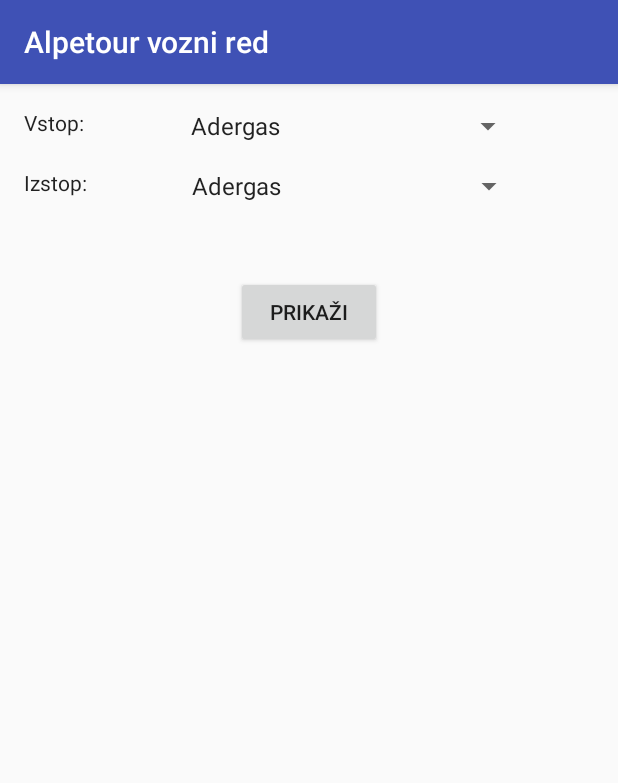
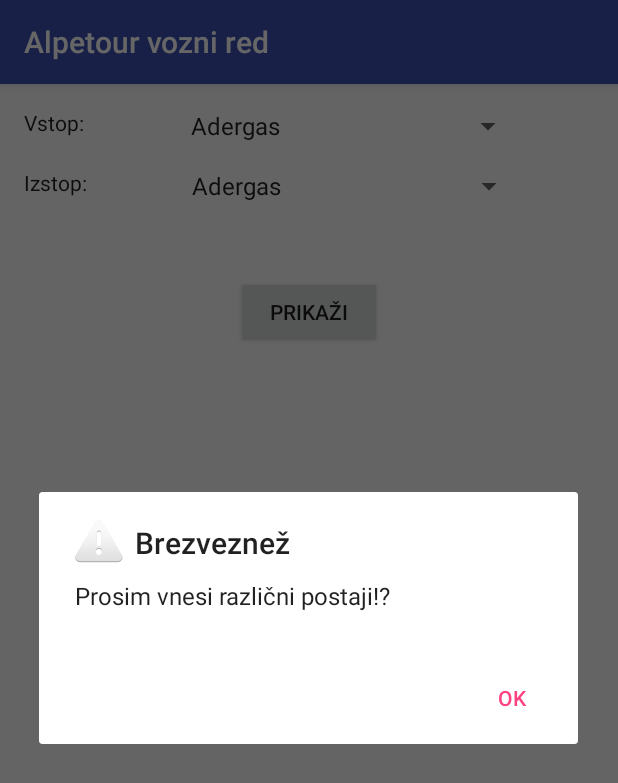
Before and after one commit to LGaljo/Vozni-red, an Android app: the screen it shows after launch (MainActivity), after a tap on "PRIKAŽI", on a phone screen of 412 x 824 dp. Shown: the top 783 px of the screen. Run offline under Robolectric (Android 15) with nearby library versions, the phone set to English and light mode, and no system bars; our stand-ins replace Volley.

Commit message:
Funkcionalnost: Lahko dobim POST zahtevo

```diff
--- a/app/src/main/AndroidManifest.xml
+++ b/app/src/main/AndroidManifest.xml
@@ -1,6 +1,8 @@
 <?xml version="1.0" encoding="utf-8"?>
 <manifest xmlns:android="http://schemas.android.com/apk/res/android"
     package="com.lukag.atvoznired">
+
+    <uses-permission android:name="android.permission.INTERNET" />
 
     <application
         android:allowBackup="true"
--- a/app/src/main/java/com/lukag/atvoznired/MainActivity.java
+++ b/app/src/main/java/com/lukag/atvoznired/MainActivity.java
@@ -1,20 +1,29 @@
 package com.lukag.atvoznired;
 
+import android.app.AlertDialog;
+import android.content.DialogInterface;
 import android.content.Intent;
 import android.support.v7.app.AppCompatActivity;
 import android.os.Bundle;
 import android.util.Log;
 import android.view.View;
 import android.widget.ArrayAdapter;
+import android.widget.Button;
 import android.widget.Spinner;
-import android.widget.TextView;
-
 import com.android.volley.Request;
 import com.android.volley.RequestQueue;
 import com.android.volley.Response;
 import com.android.volley.VolleyError;
 import com.android.volley.toolbox.StringRequest;
 import com.android.volley.toolbox.Volley;
+
+import org.json.JSONArray;
+import org.json.JSONException;
+import org.json.JSONObject;
+
+import java.io.IOException;
+import java.io.InputStream;
+import java.util.ArrayList;
 import java.util.HashMap;
 import java.util.Map;
 
@@ -25,20 +34,71 @@ public class MainActivity extends AppCompatActivity {
         super.onCreate(savedInstanceState);
         setContentView(R.layout.activity_main);
 
+        //prvi spinner
         Spinner spinner_vstop = (Spinner) findViewById(R.id.vstop_spin);
         ArrayAdapter<CharSequence> adapter_vstop = ArrayAdapter.createFromResource(this,
                 R.array.vstopne_postaje, android.R.layout.simple_spinner_item);
         adapter_vstop.setDropDownViewResource(android.R.layout.simple_spinner_dropdown_item);
         spinner_vstop.setAdapter(adapter_vstop);
 
+        //drugi spinner
         Spinner spinner_izstop = (Spinner) findViewById(R.id.izstop_spin);
         ArrayAdapter<CharSequence> adapter_izstop = ArrayAdapter.createFromResource(this,
                 R.array.izstopne_postaje, android.R.layout.simple_spinner_item);
         adapter_izstop.setDropDownViewResource(android.R.layout.simple_spinner_dropdown_item);
         spinner_izstop.setAdapter(adapter_izstop);
+
+        final Button button = (Button) findViewById(R.id.button);
+        button.setOnClickListener(new View.OnClickListener() {
+            public void onClick(View v) {
+                //dobim spinnerja
+                Spinner spinner_vstop = (Spinner) findViewById(R.id.vstop_spin);
+                Spinner spinner_izstop = (Spinner) findViewById(R.id.izstop_spin);
+
+                Log.d("Preverba", "Preverjam ali gumb deluje"); //to deluje
+
+                //primerjam podatke v spinnerju z JSONom
+                String vstop_text = spinner_vstop.getSelectedItem().toString(); //podatek od uporabnika
+                String izstop_text = spinner_izstop.getSelectedItem().toString(); //podatek od uporabnika
+
+                Log.d("Vhod","Sem ga dobil: " + vstop_text + " " + izstop_text); //to deluje
+
+                if (vstop_text.equals(izstop_text)) {
+                    new AlertDialog.Builder(MainActivity.this)
+                            .setTitle("Brezveznež")
+                            .setMessage("Prosim vnesi različni postaji!?")
+                            .setPositiveButton(android.R.string.ok, new DialogInterface.OnClickListener() {
+                                public void onClick(DialogInterface dialog, int which) {
+                                }
+                            })
+                            .setIcon(android.R.drawable.ic_dialog_alert)
+                            .show();
+                } else {
+                    //tukaj kličem POSTit????
+                    POSTiT("0129", "0855", "23.3.2017");
+                }
+
+            }
+        });
     }
 
-    public void POSTiT(View view) {
+    public String VstopneFromAsset(int index) {
+        String v_json = null;
+        try {
+            InputStream is = getAssets().open("vstopnePostaje.json");
+            int size = is.available();
+            byte[] buffer = new byte[size];
+            is.read(buffer);
+            is.close();
+            v_json = new String(buffer, "UTF-8");
+        } catch (IOException ex) {
+            ex.printStackTrace();
+            return null;
+        }
+        return v_json;
+    }
+
+    public void POSTiT(final String fromID, final String toID, final String date) {
         RequestQueue queue = Volley.newRequestQueue(this);
         String url = "https://www.alpetour.si/wp-admin/admin-ajax.php";
 
@@ -62,9 +122,9 @@ public class MainActivity extends AppCompatActivity {
             protected Map<String, String> getParams() {
                 Map<String, String> params = new HashMap<>();
                 params.put("action", "showRoutes");
-                params.put("fromID", "0129");
-                params.put("toID", "0855");
-                params.put("date", "22.3.2017");
+                params.put("fromID", fromID);
+                params.put("toID", toID);
+                params.put("date", date);
                 params.put("general", "false");
 
                 return params;
--- a/app/src/main/res/layout/activity_main.xml
+++ b/app/src/main/res/layout/activity_main.xml
@@ -14,15 +14,16 @@
         android:layout_alignLeft="@+id/vstop_spin"
         android:layout_alignStart="@+id/vstop_spin"
         android:layout_column="0"
+        android:layout_marginEnd="16dp"
+        android:layout_marginLeft="16dp"
         android:layout_marginRight="16dp"
+        android:layout_marginTop="16dp"
         android:layout_row="2"
         android:layout_weight="1"
+        android:spinnerMode="dialog"
+        app:layout_constraintLeft_toRightOf="@+id/izstop"
         app:layout_constraintRight_toRightOf="parent"
-        android:layout_marginTop="16dp"
-        app:layout_constraintTop_toBottomOf="@+id/vstop_spin"
-        android:layout_marginEnd="16dp"
-        app:layout_constraintLeft_toRightOf="@+id/izstop"
-        android:layout_marginLeft="16dp" />
+        app:layout_constraintTop_toBottomOf="@+id/vstop_spin" />
 
     <Spinner
         android:id="@+id/vstop_spin"
@@ -30,14 +31,15 @@
         android:layout_height="24dp"
         android:layout_below="@+id/izstop_spin"
         android:layout_centerHorizontal="true"
+        android:layout_marginEnd="16dp"
+        android:layout_marginLeft="16dp"
         android:layout_marginRight="16dp"
         android:layout_marginTop="16dp"
         android:layout_weight="1"
+        android:spinnerMode="dialog"
+        app:layout_constraintLeft_toRightOf="@+id/vstop"
         app:layout_constraintRight_toRightOf="parent"
-        app:layout_constraintTop_toTopOf="parent"
-        android:layout_marginEnd="16dp"
-        app:layout_constraintLeft_toRightOf="@+id/vstop"
-        android:layout_marginLeft="16dp" />
+        app:layout_constraintTop_toTopOf="parent" />
 
     <Button
         android:id="@+id/button"
@@ -46,20 +48,20 @@
         android:layout_alignParentBottom="true"
         android:layout_centerHorizontal="true"
         android:layout_column="0"
+        android:layout_marginLeft="16dp"
+        android:layout_marginRight="16dp"
+        android:layout_marginTop="48dp"
         android:layout_row="6"
-        android:onClick="POSTiT"
         android:text="@string/button_send"
         android:textAppearance="@style/TextAppearance.AppCompat.Button"
+        android:visibility="visible"
         app:layout_constraintHorizontal_bias="0.501"
         app:layout_constraintLeft_toLeftOf="parent"
         app:layout_constraintRight_toRightOf="parent"
-        tools:layout_constraintTop_creator="1"
-        tools:layout_constraintRight_creator="1"
-        android:layout_marginTop="48dp"
         app:layout_constraintTop_toBottomOf="@+id/izstop_spin"
         tools:layout_constraintLeft_creator="1"
-        android:layout_marginLeft="16dp"
-        android:layout_marginRight="16dp" />
+        tools:layout_constraintRight_creator="1"
+        tools:layout_constraintTop_creator="1" />
 
     <TextView
         android:id="@+id/izstop"
@@ -68,7 +70,7 @@
         android:layout_marginLeft="16dp"
         android:layout_marginStart="16dp"
         android:layout_marginTop="16dp"
-        android:text="Izstop:"
+        android:text="@string/izstop"
         android:textAppearance="@style/TextAppearance.AppCompat.Body1"
         app:layout_constraintLeft_toLeftOf="parent"
         app:layout_constraintTop_toBottomOf="@+id/vstop" />
@@ -80,7 +82,7 @@
         android:layout_marginLeft="16dp"
         android:layout_marginStart="16dp"
         android:layout_marginTop="16dp"
-        android:text="Vstop:"
+        android:text="@string/vstop"
         android:textAppearance="@style/TextAppearance.AppCompat.Body1"
         app:layout_constraintLeft_toLeftOf="parent"
         app:layout_constraintTop_toTopOf="parent" />
--- a/app/src/main/res/values/strings.xml
+++ b/app/src/main/res/values/strings.xml
@@ -3175,4 +3175,6 @@
         <item>Žvirče</item>
         <item>Zvirče</item>
     </string-array>
+    <string name="vstop">Vstop:</string>
+    <string name="izstop">Izstop:</string>
 </resources>
```
Also changed, not shown: app/src/main/res/layout/activity_display_message.xml (+22 -14 lines), 1 other file.
